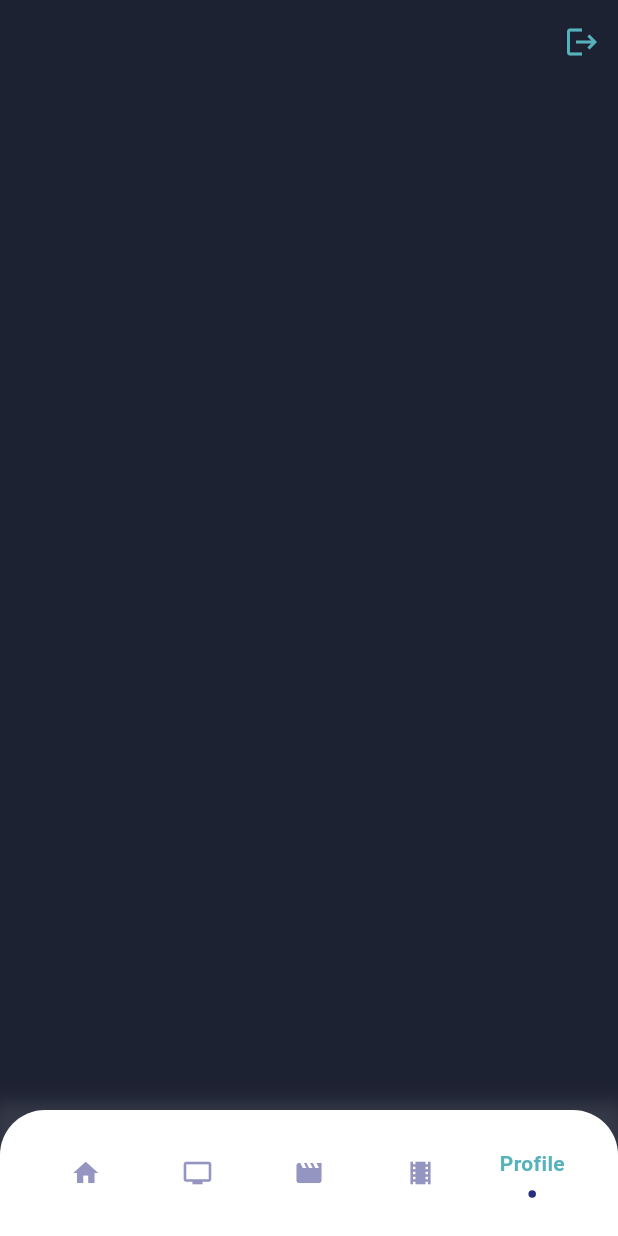
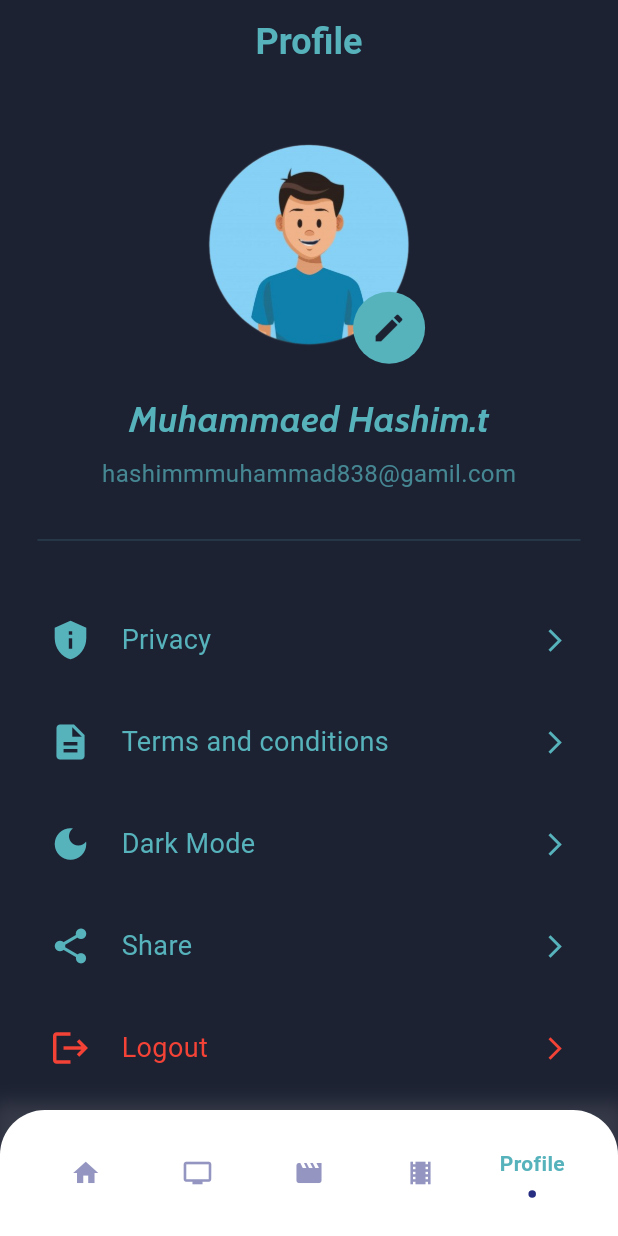
Before and after one commit to Hasim-t/MovieTix_user, a Flutter app: the Bottomnavigation screen opened directly, item 5 of the bottom bar chosen, on a phone screen of 412 x 824 dp. Run offline on Flutter 3.47's test engine with Material 3 defaults, Android fonts, the phone set to English and light mode, and no system bars; drawn by our look-alikes of flashy_tab_bar2; our stand-ins replace bloc, cloud_firestore, firebase_auth, firebase_core, flutter_bloc, google_sign_in; missing offline and left inert: panara_dialogs; accounts and stored records are empty.

Commit message:
bottomSheet

```diff
--- /dev/null
+++ b/lib/data/repositories/firebase_store.dart
@@ -0,0 +1,3 @@
+ class FirestoreService {
+
+ }
--- a/lib/presentation/constants/color.dart
+++ b/lib/presentation/constants/color.dart
@@ -7,4 +7,5 @@ class MyColor {
   Color gray = const Color(0xFFA9A2A3);
   Color red = Colors.red;
   Color white = Colors.white;
+  Color transparent = Colors.transparent;
 }
--- a/lib/presentation/screen/booking_screen.dart
+++ b/lib/presentation/screen/booking_screen.dart
@@ -9,6 +9,7 @@ class BookingScreen extends StatelessWidget {
     return Scaffold(
       backgroundColor:  MyColor().darkblue,
       appBar:  AppBar(
+         backgroundColor:  MyColor().primarycolor,
         title: const  Text("Booking screen"),
       ),
     );
--- a/lib/presentation/screen/home_screen.dart
+++ b/lib/presentation/screen/home_screen.dart
@@ -9,7 +9,10 @@ class Homescreen extends StatelessWidget {
     return  Scaffold(
       backgroundColor:  MyColor().darkblue,
     appBar:  AppBar(
-      title:  Text("Home"),
+      backgroundColor: MyColor().primarycolor,
+      title: const  Text("Home",style: TextStyle(
+
+      ),),
     ),
     );
   }
--- a/lib/presentation/screen/login_screen.dart
+++ b/lib/presentation/screen/login_screen.dart
@@ -3,7 +3,7 @@ import 'package:flutter_bloc/flutter_bloc.dart';
 import 'package:movie/business_logic/blocs/auth/bloc/auth_bloc_bloc.dart';
 
 import 'package:movie/presentation/constants/color.dart';
-import 'package:movie/presentation/screen/bottomnavigation.dart';
+import 'package:movie/presentation/widgets/bottomnavigation.dart';
 import 'package:movie/presentation/screen/forgot_password.dart';
 import 'package:movie/presentation/screen/profil_screen.dart';
 import 'package:movie/presentation/screen/register.dart';
--- a/lib/presentation/screen/profil_screen.dart
+++ b/lib/presentation/screen/profil_screen.dart
@@ -4,10 +4,18 @@ import 'package:flutter_bloc/flutter_bloc.dart';
 import 'package:movie/business_logic/blocs/auth/bloc/auth_bloc_bloc.dart';
 import 'package:movie/presentation/constants/color.dart';
 import 'package:movie/presentation/screen/login_screen.dart';
+import 'package:movie/presentation/screen/profile_details.dart';
+import 'package:movie/presentation/widgets/icon_text_row.dart';
+import 'package:movie/presentation/widgets/show_bottomsheet.dart';
 
 class ProfilScreen extends StatelessWidget {
+  const ProfilScreen({super.key});
+
   @override
   Widget build(BuildContext context) {
+    double screenWidth = MediaQuery.of(context).size.width;
+    double screenHeight = MediaQuery.of(context).size.height;
+
     return BlocListener<AuthBlocBloc, AuthBlocState>(
       listener: (context, state) {
         if (state is UnAutheticated) {
@@ -20,10 +28,98 @@ class ProfilScreen extends StatelessWidget {
       child: Scaffold(
         backgroundColor: MyColor().darkblue,
         appBar: AppBar(
-          backgroundColor: Colors.transparent,
-          actions: [
-            IconButton(
+          elevation: 0,
+          backgroundColor: MyColor().darkblue,
+          title: Text('Profile',
+              style: TextStyle(
+                  color: MyColor().primarycolor,
+                  fontSize: 24,
+                  fontWeight: FontWeight.bold)),
+          centerTitle: true,
+        ),
+        body: SingleChildScrollView(
+          child: Padding(
+            padding: const EdgeInsets.symmetric(horizontal: 25),
+            child: Column(
+              children: [
+                SizedBox(height: screenHeight * 0.03),
+                Center(
+                  child: Stack(
+                    children: [
+                      InkWell(
+                          onTap: () {
+                            Navigator.of(context).push(MaterialPageRoute(
+                                builder: (context) => MyPofile()));
+                          },
+                          child: Image.asset(
+                            'asset/avatar png.png',
+                            height: screenHeight * 0.20,
+                          )),
+                      Positioned(
+                        bottom: 3,
+                        right: 5,
+                        child: Container(
+                          decoration: BoxDecoration(
+                            color: MyColor().primarycolor,
+                            shape: BoxShape.circle,
+                          ),
+                          child: IconButton(
+                            icon: Icon(Icons.edit, color: MyColor().darkblue),
                             onPressed: () {
+                              showProfileBottomSheet(context);
+                            },
+                          ),
+                        ),
+                      ),
+                    ],
+                  ),
+                ),
+                SizedBox(height: screenHeight * 0.02),
+                Text(
+                  'Muhammaed Hashim.t',
+                  style: TextStyle(
+                    color: MyColor().primarycolor,
+                    fontFamily: 'Cabin',
+                    fontSize: 24,
+                    fontWeight: FontWeight.bold,
+                  ),
+                ),
+                SizedBox(height: screenHeight * 0.01),
+                Text(
+                  'hashimmmuhammad838@gamil.com',
+                  style: TextStyle(
+                    color: MyColor().primarycolor.withOpacity(0.7),
+                    fontSize: 16,
+                  ),
+                ),
+                SizedBox(height: screenHeight * 0.03),
+                Divider(color: MyColor().primarycolor.withOpacity(0.2)),
+                SizedBox(height: screenHeight * 0.04),
+                CoustomRowIcontext(
+                  icon: Icons.privacy_tip,
+                  text: 'Privacy',
+                  ontap: () {},
+                ),
+                CoustomRowIcontext(
+                  icon: Icons.description,
+                  text: 'Terms and conditions',
+                  ontap: () {},
+                ),
+                CoustomRowIcontext(
+                  icon: Icons.dark_mode,
+                  text: 'Dark Mode',
+                  ontap: () {},
+                ),
+                CoustomRowIcontext(
+                  icon: Icons.share,
+                  text: 'Share',
+                  ontap: () {},
+                ),
+                CoustomRowIcontext(
+                  icon: Icons.logout,
+                  text: 'Logout',
+                  color: MyColor().red,
+                  ontap: () {
                     final user = FirebaseAuth.instance.currentUser;
                     if (user != null) {
                       for (UserInfo userInfo in user.providerData) {
@@ -36,11 +132,11 @@ class ProfilScreen extends StatelessWidget {
                       context.read<AuthBlocBloc>().add(EmailLogoutEvent());
                     }
                   },
-              icon: Icon(Icons.logout,color: MyColor().primarycolor,),
-            )
+                ),
               ],
             ),
-
+          ),
+        ),
       ),
     );
   }
--- a/lib/presentation/screen/splash.dart
+++ b/lib/presentation/screen/splash.dart
@@ -2,7 +2,7 @@ import 'package:flutter/material.dart';
 import 'package:flutter_bloc/flutter_bloc.dart';
 import 'package:movie/business_logic/blocs/auth/bloc/auth_bloc_bloc.dart';
 import 'package:movie/presentation/constants/color.dart';
-import 'package:movie/presentation/screen/bottomnavigation.dart';
+import 'package:movie/presentation/widgets/bottomnavigation.dart';
 import 'package:movie/presentation/screen/login_screen.dart';
 
 
--- a/lib/presentation/screen/upcoming_screen.dart
+++ b/lib/presentation/screen/upcoming_screen.dart
@@ -9,7 +9,10 @@ class UpcomingScreen extends StatelessWidget {
     return   Scaffold(
       backgroundColor: MyColor().darkblue,
     appBar:  AppBar(
-      title:  Text(" upcoming movie"),
+      backgroundColor:  MyColor().primarycolor,
+      title: const Text(" upcoming movie",style: TextStyle(
+
+      ),),
     ),
     );
   }
--- a/lib/presentation/screen/bottomnavigation.dart
+++ b/lib/presentation/widgets/bottomnavigation.dart
@@ -37,7 +37,7 @@ class Bottomnavigation extends StatelessWidget {
               ]
             ),
             child: ClipRRect(
-              borderRadius: BorderRadius.only(
+              borderRadius: const BorderRadius.only(
                 topLeft: Radius.circular(30),
                 topRight: Radius.circular(30)
               ),
--- /dev/null
+++ b/lib/presentation/widgets/icon_text_row.dart
@@ -0,0 +1,48 @@
+import 'package:flutter/material.dart';
+import 'package:movie/presentation/constants/color.dart';
+
+class CoustomRowIcontext extends StatelessWidget {
+  final IconData icon;
+  final String text;
+  final Function? ontap;
+  final Color? color;
+
+  const CoustomRowIcontext({
+    Key? key,
+    this.color,
+    this.ontap,
+    required this.icon,
+    required this.text,
+  }) : super(key: key);
+
+  @override
+  Widget build(BuildContext context) {
+    return Padding(
+      padding: const EdgeInsets.only(bottom: 16),
+      child: Material(
+        color: Colors.transparent,
+        child: InkWell(
+          onTap: ontap as void Function()? ?? () {},
+          borderRadius: BorderRadius.circular(12),
+          child: Padding(
+            padding: const EdgeInsets.symmetric(vertical: 12, horizontal: 8),
+            child: Row(
+              children: [
+                Icon(icon, size: 28, color: color ?? MyColor().primarycolor),
+               const  SizedBox(width: 20),
+                Expanded(
+                  child: Text(
+                    text,
+                    style: TextStyle(color: color ?? MyColor().primarycolor, fontSize: 18),
+                  ),
+                ),
+                Icon(Icons.arrow_forward_ios,
+                    color: color ?? MyColor().primarycolor, size: 18),
+              ],
+            ),
+          ),
+        ),
+      ),
+    );
+  }
+}
```
Also changed, not shown: lib/presentation/screen/profile_details.dart (added, +71 -0 lines), lib/presentation/screen/theater_screen.dart (+6 -1 lines), lib/presentation/widgets/names.dart (added, +40 -0 lines), lib/presentation/widgets/show_bottomsheet.dart (added, +43 -0 lines), asset/avatar png.png (added), asset/icons8-add-32.png (added). Lines whose indentation alone changed are shown as unchanged.
